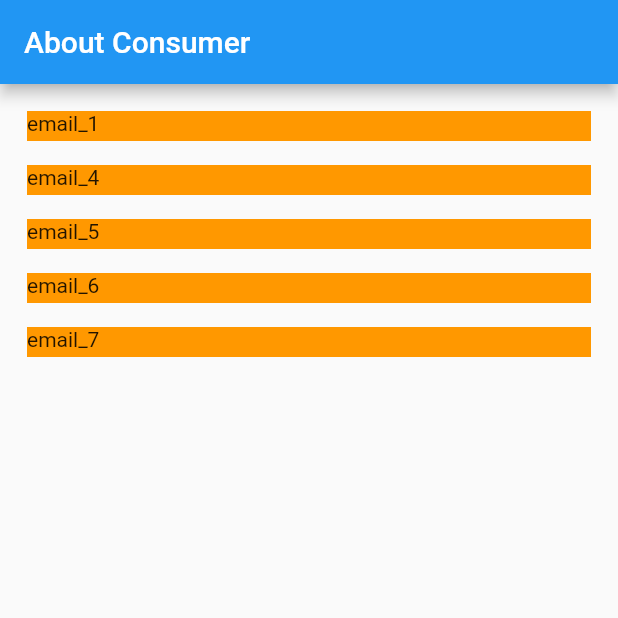
After one commit to mahmudulhasan766/Shop_App_Flutter, a Flutter app: the screen it shows after launch, on a phone screen of 412 x 824 dp, the top half of it. The commit adds this screen. Run offline on Flutter 3.47's test engine with Material 2 defaults, Android fonts, the phone set to English and light mode, and no system bars.

Commit message:
Consumer

```diff
--- a/lib/main.dart
+++ b/lib/main.dart
@@ -2,6 +2,7 @@ import 'package:flutter/material.dart';
 import 'package:provider/provider.dart';
 import 'package:shop_app/about_page.dart';
 import 'package:shop_app/homa_page.dart';
+import 'package:shop_app/state/about_consumer.dart';
 import 'package:shop_app/state/globalState.dart';
 
 void main() {
@@ -15,7 +16,7 @@ class MyApp extends StatelessWidget {
       create: (ctx) => GlobalState(),
       child: MaterialApp(
         debugShowCheckedModeBanner: false,
-        home: AboutScreen(),
+        home: AboutConsumer(),
       ),
     );
   }
--- /dev/null
+++ b/lib/state/about_consumer.dart
@@ -0,0 +1,33 @@
+import 'package:flutter/material.dart';
+import 'package:provider/provider.dart';
+
+import 'globalState.dart';
+
+class AboutConsumer extends StatelessWidget {
+  @override
+  Widget build(BuildContext context) {
+    return Scaffold(
+      appBar: AppBar(
+        title: Text("About Consumer"),
+      ),
+      body: Padding(
+        padding: EdgeInsets.all(10),
+        child: Consumer<GlobalState>(
+          builder: (context, data, child) {
+            return ListView.builder(
+              itemCount: data.users.length,
+              itemBuilder: (context, index) => Padding(
+                padding: const EdgeInsets.all(8.0),
+                child: Container(
+                  height: 20,
+                  color: Colors.orange,
+                  child: Text(data.users[index].email),
+                ),
+              ),
+            );
+          },
+        ),
+      ),
+    );
+  }
+}
```
